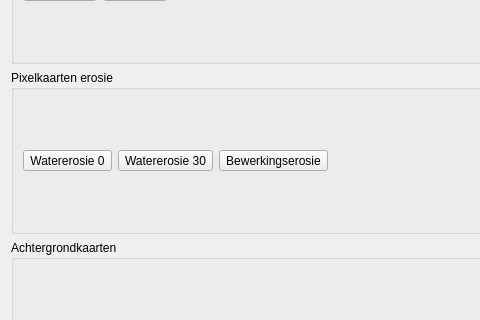
This is ui_mapswitchdialog.ui in DOV-Vlaanderen/erosiebezwaren as Qt 5 draws it before an edit; both pictures show x 0 to 480 and y 111 to 431 of the 1039 by 554 pixel window. The edited form follows.
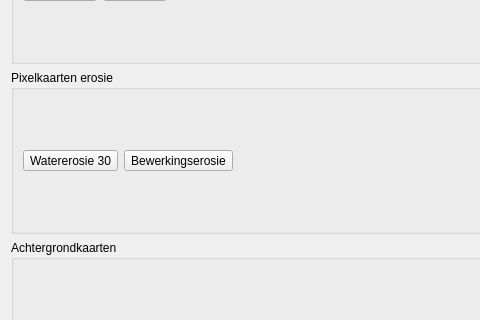
This is the edited form. Icons and pictures are not drawn.

Commit message: Pixelkaart watererosie 0 verwijderd.

Diff of the .ui file:
```diff
--- a/ui_mapswitchdialog.ui
+++ b/ui_mapswitchdialog.ui
@@ -243,26 +243,6 @@
         <bool>true</bool>
        </property>
        <layout class="QHBoxLayout" name="horizontalLayout_2">
-        <item>
-         <widget class="QToolButton" name="btn_watererosie_0">
-          <property name="text">
-           <string>Watererosie 0</string>
-          </property>
-          <property name="icon">
-           <iconset resource="resources.qrc">
-            <normaloff>:/icons/icons/map.png</normaloff>:/icons/icons/map.png</iconset>
-          </property>
-          <property name="iconSize">
-           <size>
-            <width>64</width>
-            <height>64</height>
-           </size>
-          </property>
-          <property name="toolButtonStyle">
-           <enum>Qt::ToolButtonTextUnderIcon</enum>
-          </property>
-         </widget>
-        </item>
         <item>
          <widget class="QToolButton" name="btn_watererosie_30">
           <property name="text">
```
The commit also changes 1 other file.
